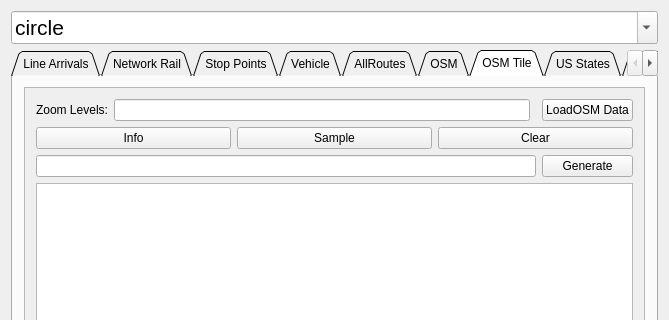
This is Widget.ui in Enthusiastic-Coder/tflTest as Qt 5 draws it before an edit; both pictures show x 0 to 669 and y 0 to 320 of the 669 by 476 pixel window. The edited form follows.
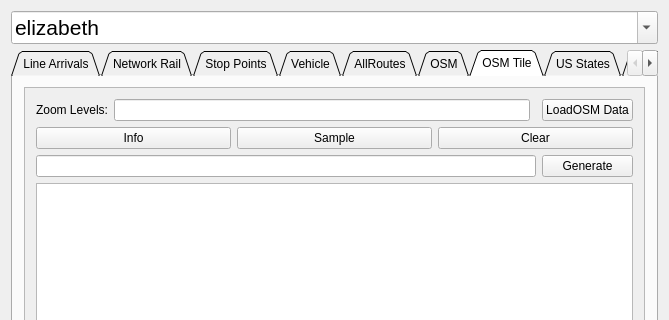
This is the edited form. The open tabs and pages were chosen to show the change.

Commit message: removed london-overground

Diff of the .ui file:
```diff
--- a/Widget.ui
+++ b/Widget.ui
@@ -27,6 +27,11 @@
      <property name="insertPolicy">
       <enum>QComboBox::InsertPolicy::InsertAlphabetically</enum>
      </property>
+     <item>
+      <property name="text">
+       <string>elizabeth</string>
+      </property>
+     </item>
      <item>
       <property name="text">
        <string>circle</string>
```
Left out of the diff: 14 changed lines with no effect on the pictures.
